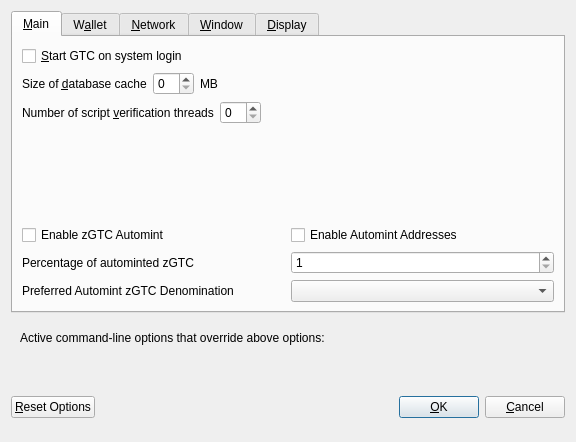
masternodesbiz/GTC, file src/qt/forms/optionsdialog.ui: the form before one commit.
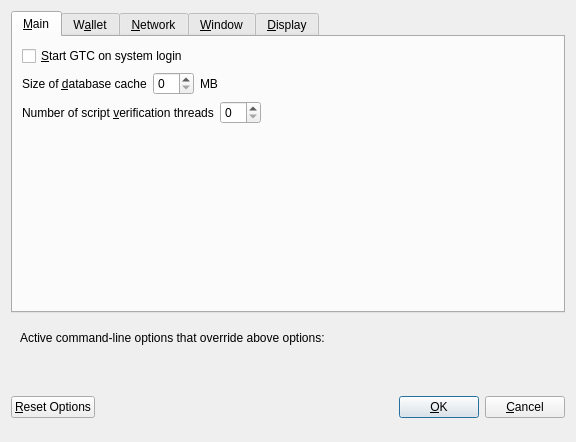
The form after the commit. Custom widgets are drawn as their Qt base class.

What changed in the file:
```diff
--- a/src/qt/forms/optionsdialog.ui
+++ b/src/qt/forms/optionsdialog.ui
@@ -130,111 +130,6 @@
          </property>
         </spacer>
        </item>
-       <item>
-        <widget class="QWidget" name="verticalZpivOptionsWidget" native="true">
-         <layout class="QVBoxLayout" name="verticalZpivOptionsLayout">
-          <property name="margin">
-           <number>0</number>
-          </property>
-          <item>
-           <layout class="QHBoxLayout" name="horizontalAutomintingLayout">
-            <item>
-             <widget class="QCheckBox" name="checkBoxZeromintEnable">
-              <property name="toolTip">
-               <string>Enable automatic minting of GTC units to zGTC</string>
-              </property>
-              <property name="layoutDirection">
-               <enum>Qt::LeftToRight</enum>
-              </property>
-              <property name="text">
-               <string>Enable zGTC Automint</string>
-              </property>
-             </widget>
-            </item>
-            <item>
-             <widget class="QCheckBox" name="checkBoxZeromintAddresses">
-              <property name="toolTip">
-               <string>Enable automatic zGTC minting from specific addresses</string>
-              </property>
-              <property name="layoutDirection">
-               <enum>Qt::LeftToRight</enum>
-              </property>
-              <property name="text">
-               <string>Enable Automint Addresses</string>
-              </property>
-             </widget>
-            </item>
-           </layout>
-          </item>
-          <item>
-           <layout class="QHBoxLayout" name="horizontalZmintPercentageLayout">
-            <item>
-             <widget class="QLabel" name="percentage_label">
-              <property name="toolTip">
-               <string>Percentage of incoming GTC which get automatically converted to zGTC via Zerocoin Protocol (min: 10%)</string>
-              </property>
-              <property name="text">
-               <string>Percentage of autominted zGTC</string>
-              </property>
-             </widget>
-            </item>
-            <item>
-             <widget class="QSpinBox" name="zeromintPercentage">
-              <property name="minimum">
-               <number>1</number>
-              </property>
-              <property name="maximum">
-               <number>100</number>
-              </property>
-             </widget>
-            </item>
-           </layout>
-          </item>
-          <item>
-           <layout class="QHBoxLayout" name="horizontalLayout" stretch="0,0">
-            <property name="sizeConstraint">
-             <enum>QLayout::SetFixedSize</enum>
-            </property>
-            <item>
-             <widget class="QLabel" name="labelPreferredDenom">
-              <property name="maximumSize">
-               <size>
-                <width>16777215</width>
-                <height>16777215</height>
-               </size>
-              </property>
-              <property name="toolTip">
-               <string>Wait with automatic conversion to Zerocoin until enough GTC for this denomination is available</string>
-              </property>
-              <property name="text">
-               <string>Preferred Automint zGTC Denomination</string>
-              </property>
-             </widget>
-            </item>
-            <item>
-             <widget class="QComboBox" name="preferredDenom">
-              <property name="maximumSize">
-               <size>
-                <width>16777215</width>
-                <height>27</height>
-               </size>
-              </property>
-              <property name="toolTip">
-               <string>Wait with automatic conversion to Zerocoin until enough GTC for this denomination is available</string>
-              </property>
-              <property name="maxVisibleItems">
-               <number>9</number>
-              </property>
-              <property name="maxCount">
-               <number>9</number>
-              </property>
-             </widget>
-            </item>
-           </layout>
-          </item>
-         </layout>
-        </widget>
-       </item>
       </layout>
      </widget>
      <widget class="QWidget" name="tabWallet">
```
Left out of the diff: 4 changed lines with no effect on the pictures.
